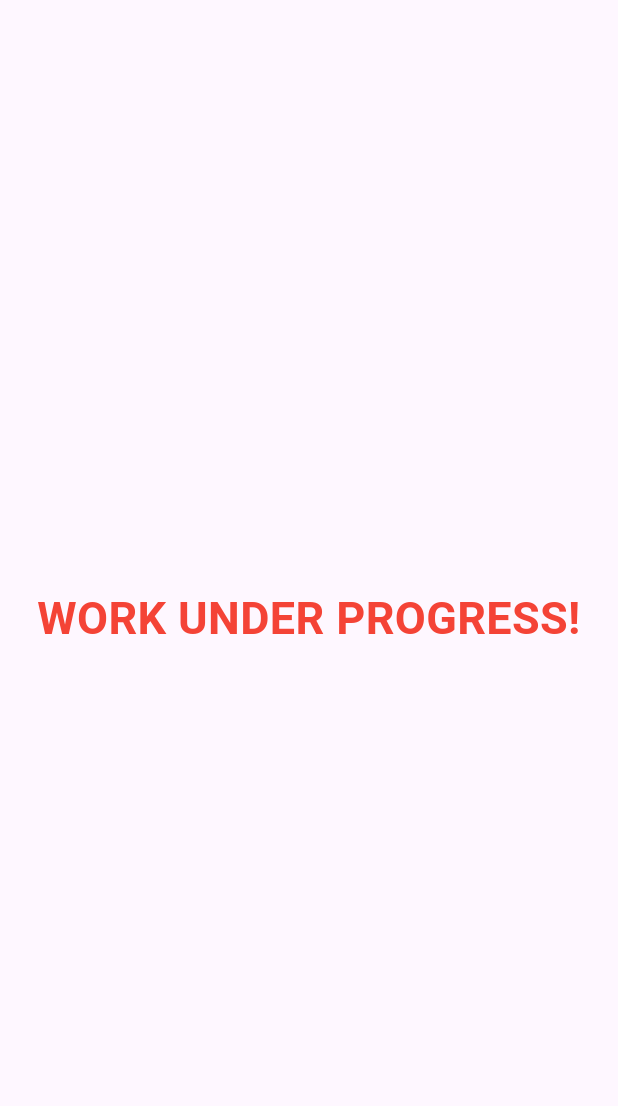
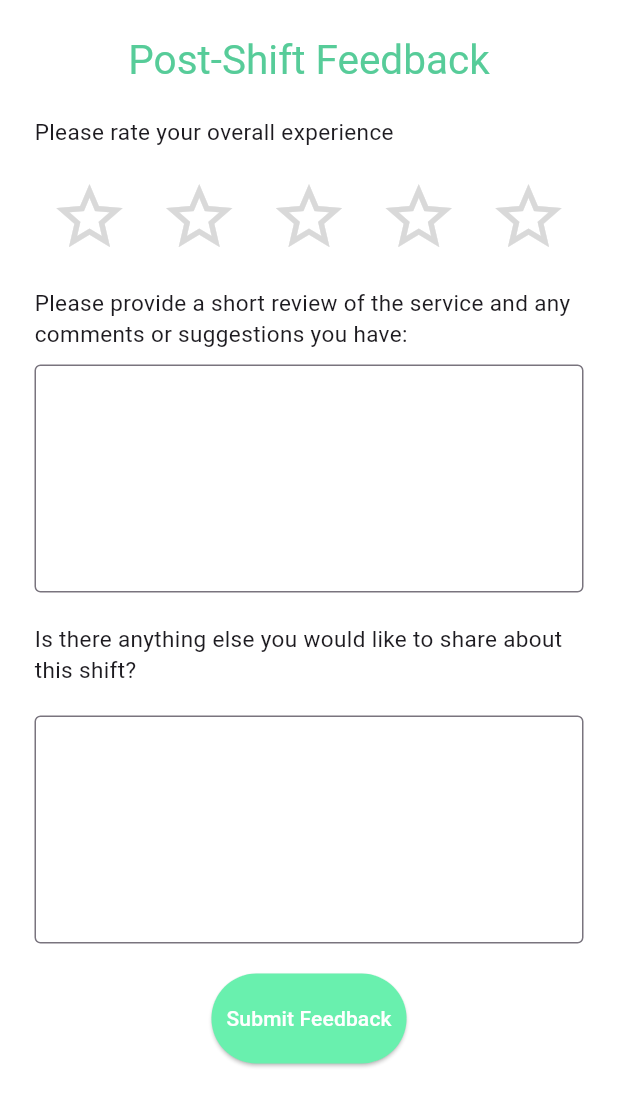
Before and after one commit to adi0213/Karuthal_Customer, a Flutter app: the Dashboard screen opened directly, after a tap on "Feedback", on a phone screen of 412 x 824 dp. Shown: the top 1106 px of the screen. Run offline on Flutter 3.47's test engine with Material 3 defaults, Android fonts, the phone set to English and light mode, and no system bars; our stand-ins replace flutter_secure_storage, google_fonts; accounts and stored records are empty.

Commit message:
made changes

```diff
--- a/lib/CreateAccount.dart
+++ b/lib/CreateAccount.dart
@@ -2,7 +2,7 @@ import 'dart:convert';
 import 'package:chilla_customer/CustomerRegistration.dart';
 import 'package:chilla_customer/Login.dart';
 import 'package:chilla_customer/design.dart';
-//import 'package:flutter_secure_storage/flutter_secure_storage.dart';
+import 'package:flutter_secure_storage/flutter_secure_storage.dart';
 import 'package:http/http.dart' as http;
 import 'package:flutter/gestures.dart';
 import 'package:flutter/material.dart';
@@ -20,14 +20,14 @@ class _CreateAccountState extends State<CreateAccount> {
   final TextEditingController _PhoneNumberController = TextEditingController();
   final TextEditingController _emailController = TextEditingController();
   final TextEditingController _passwordController = TextEditingController();
-  //final FlutterSecureStorage _secureStorage = FlutterSecureStorage();
+  final FlutterSecureStorage _secureStorage = FlutterSecureStorage();
   bool _isPasswordVisible = false;
 
   Future<void> _signUp() async {
     if (!_formKey.currentState!.validate()) return;
 
     const String apiUrl =
-        'http://104.237.9.211:8007/karuthal/api/v1/usermanagement/signup';
+        'http://104.237.9.211:8007/karuthal/api/v1/persona/signup';
 
     final Map<String, dynamic> requestData = {
       'email': _emailController.text.trim(),
@@ -43,20 +43,20 @@ class _CreateAccountState extends State<CreateAccount> {
         },
         body: jsonEncode(requestData),
       );
-
+      print(response.statusCode);
       if (response.statusCode == 200) {
-        //final responseData = jsonDecode(response.body) as Map<String, dynamic>;
-        //print('responseData ${responseData['id']}');
+        final responseData = jsonDecode(response.body) as Map<String, dynamic>;
+        print(responseData);
 
         //print(responseData);
         //print("Type: ${responseData is Map}");
         //print("id: ${responseData['id']}");
 
         // Assuming the token is in the 'token' field of the response
-        //final String token = responseData['id'];
+        final String token = responseData['token'];
 
         // Store the token using Flutter Secure Storage
-        //await _secureStorage.write(key: 'bearer_token', value: token);
+        await _secureStorage.write(key: 'bearer_token', value: token);
 
         Navigator.push(
           context,
--- a/lib/dashboard.dart
+++ b/lib/dashboard.dart
@@ -1,5 +1,7 @@
+import 'package:chilla_customer/Caretakers.dart';
 import 'package:chilla_customer/Error.dart';
 import 'package:chilla_customer/PatientEnrollment/PatientEnroll.dart';
+import 'package:chilla_customer/feedback.dart';
 import 'package:flutter/material.dart';
 
 class Dashboard extends StatelessWidget {
@@ -86,7 +88,7 @@ class Dashboard extends StatelessWidget {
                                 Navigator.push(
                                   context,
                                   MaterialPageRoute(
-                                      builder: (context) => work()),
+                                      builder: (context) => Caretakers()),
                                 );
                               },
                             ),
@@ -102,7 +104,7 @@ class Dashboard extends StatelessWidget {
                                 Navigator.push(
                                   context,
                                   MaterialPageRoute(
-                                      builder: (context) => work()),
+                                      builder: (context) => FeedbackPage()),
                                 );
                               },
                             ),
--- /dev/null
+++ b/lib/feedback.dart
@@ -0,0 +1,152 @@
+import 'package:chilla_customer/dashboard.dart';
+import 'package:flutter/material.dart';
+import 'dart:math' as math;
+
+import 'package:google_fonts/google_fonts.dart';
+
+class FeedbackPage extends StatefulWidget {
+  @override
+  _FeedbackPageState createState() => _FeedbackPageState();
+}
+
+class _FeedbackPageState extends State<FeedbackPage> {
+  final _formKey = GlobalKey<FormState>();
+  int _rating = 0;
+  final TextEditingController _feedbackController = TextEditingController();
+  final TextEditingController _additionalFeedbackController =
+      TextEditingController();
+
+  void _submitFeedback() {
+    final feedback = _feedbackController.text;
+    final additionalFeedback = _additionalFeedbackController.text;
+    Navigator.push(
+      context,
+      MaterialPageRoute(builder: (context) => Dashboard()),
+    );
+    print('Rating: $_rating');
+    print('Feedback: $feedback');
+    print('Additional Feedback: $additionalFeedback');
+    // Handle feedback submission
+  }
+
+  @override
+  Widget build(BuildContext context) {
+    return Scaffold(
+        backgroundColor: Colors.white,
+        body: SingleChildScrollView(
+            child: SafeArea(
+          child: Padding(
+            padding: const EdgeInsets.all(23.0),
+            child: Form(
+              key: _formKey,
+              child: Column(
+                crossAxisAlignment: CrossAxisAlignment.start,
+                children: [
+                  Center(
+                    child: Text(
+                      "Post-Shift Feedback",
+                      style: Theme.of(context)
+                          .textTheme
+                          .headlineLarge
+                          ?.copyWith(
+                            color: const Color(0xFF57CC99),
+                            fontFamily: GoogleFonts.anekGurmukhi().fontFamily,
+                            fontWeight: FontWeight.normal,
+                            fontSize: 27.0,
+                          ),
+                    ),
+                  ),
+                  SizedBox(height: 20),
+                  Text(
+                    'Please rate your overall experience',
+                    style: TextStyle(fontSize: 15),
+                  ),
+                  SizedBox(height: 20),
+                  LayoutBuilder(
+                    builder: (context, constraints) {
+                      double maxSize = 53.0;
+                      double minSize = 53.0;
+                      double availableWidth = constraints.maxWidth;
+                      double starSize = math.min(
+                          maxSize,
+                          math.max(
+                              minSize,
+                              availableWidth /
+                                  12)); // Adjust the divisor as needed
+                      return Row(
+                        mainAxisAlignment: MainAxisAlignment.spaceAround,
+                        children: List.generate(5, (index) {
+                          return GestureDetector(
+                            onTap: () {
+                              setState(() {
+                                _rating = index + 1;
+                              });
+                            },
+                            child: Icon(
+                              _rating > index
+                                  ? Icons.star_border_purple500_outlined
+                                  : Icons.star_border_purple500_outlined,
+                              color: _rating > index
+                                  ? Colors.amber
+                                  : Color(0xFFD9D9D9),
+                              size:
+                                  starSize, // Responsive star size with constraints
+                            ),
+                          );
+                        }),
+                      );
+                    },
+                  ),
+                  SizedBox(height: 20),
+                  Text(
+                    'Please provide a short review of the service and any comments or suggestions you have:',
+                    style: TextStyle(fontSize: 15),
+                  ),
+                  SizedBox(height: 10),
+                  SizedBox(
+                    child: TextField(
+                      controller: _feedbackController,
+                      maxLines: 5,
+                      decoration: InputDecoration(
+                        border: OutlineInputBorder(),
+                      ),
+                    ),
+                  ),
+                  SizedBox(height: 20),
+                  Text(
+                    'Is there anything else you would like to share about this shift?',
+                    style: TextStyle(fontSize: 15),
+                  ),
+                  SizedBox(height: 20),
+                  SizedBox(
+                    child: TextField(
+                      controller: _additionalFeedbackController,
+                      maxLines: 5,
+                      decoration: InputDecoration(
+                        border: OutlineInputBorder(),
+                      ),
+                    ),
+                  ),
+                  SizedBox(height: 20),
+                  Center(
+                    child: ElevatedButton(
+                      style: ElevatedButton.styleFrom(
+                        backgroundColor: Colors.greenAccent,
+                        padding: EdgeInsets.symmetric(
+                            horizontal: 10,
+                            vertical: 20), // Adjust padding for responsiveness
+                      ),
+                      onPressed: _submitFeedback,
+                      child: Text(
+                        'Submit Feedback',
+                        style: TextStyle(color: Colors.white),
+                      ),
+                    ),
+                  ),
+                ],
+              ),
+            ),
+          ),
+        )));
+  }
+}
```
